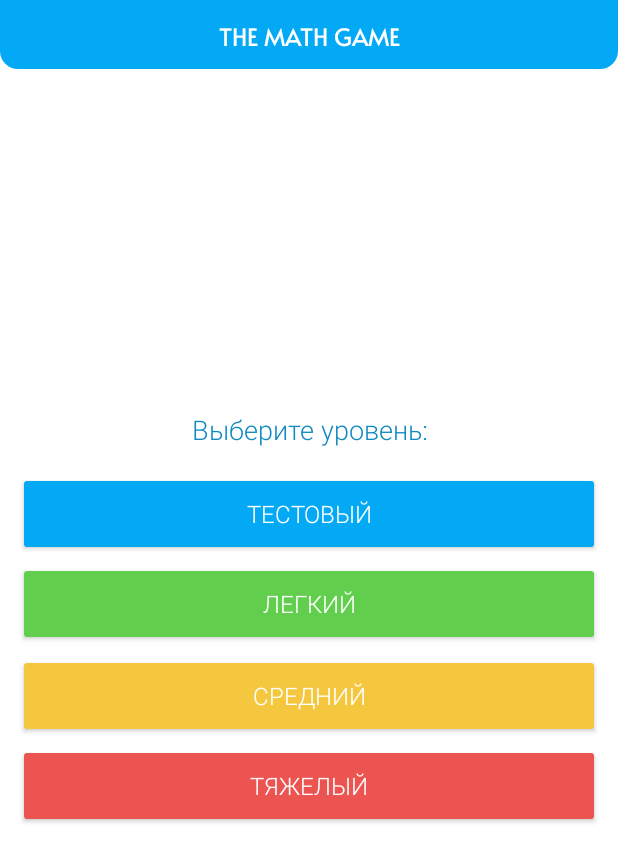
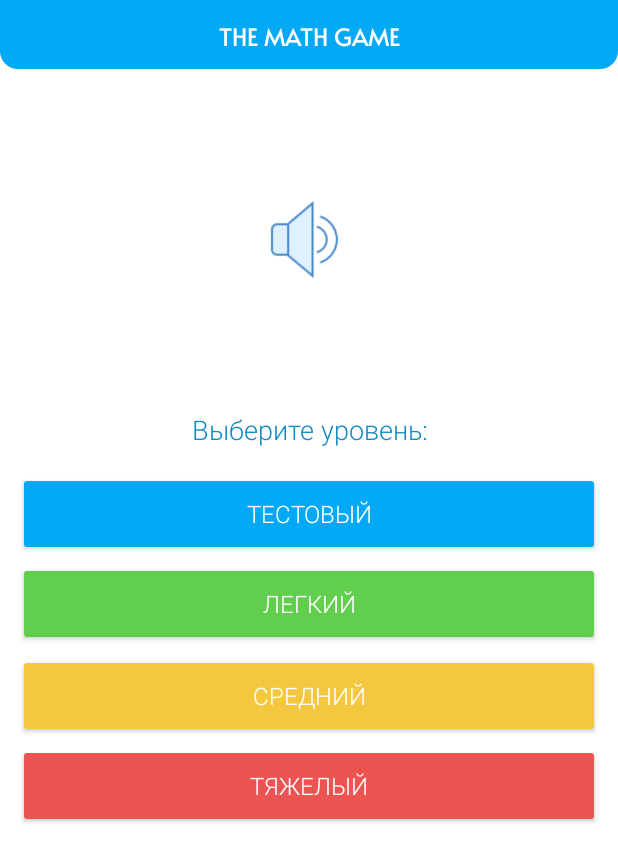
Before and after one commit to khush-byte/Composition, an Android app: the screen it shows after launch (MainActivity), after a tap on "ПОНЯТНО", on a phone screen of 412 x 824 dp. Shown: the top 862 px of the screen. Run offline under Robolectric (Android 15) with nearby library versions, the phone set to English and light mode, and no system bars.

Commit message:
jetpack navigation

```diff
--- a/app/src/main/java/com/example/composition/presentation/ChooseLevelFragment.kt
+++ b/app/src/main/java/com/example/composition/presentation/ChooseLevelFragment.kt
@@ -1,14 +1,16 @@
 package com.example.composition.presentation
 
+import android.os.Binder
 import android.os.Bundle
-import android.util.Log
 import android.view.LayoutInflater
 import android.view.View
 import android.view.ViewGroup
 import androidx.fragment.app.Fragment
+import androidx.navigation.fragment.findNavController
 import com.example.composition.R
 import com.example.composition.databinding.FragmentChooseLevelBinding
 import com.example.composition.domain.entity.Level
+import com.example.composition.presentation.GameFragment.Companion.KEY_LEVEL
 
 
 class ChooseLevelFragment : Fragment() {
@@ -27,22 +29,44 @@ class ChooseLevelFragment : Fragment() {
 
     override fun onViewCreated(view: View, savedInstanceState: Bundle?) {
         super.onViewCreated(view, savedInstanceState)
-        (activity as MainActivity?)?.playSoundtrack(true)
+        val activity = (activity as MainActivity)
         //Apply setOnClickListener over buttons
+        //Log.d("MyTestLog", activity.isMuted.toString())
         with(binding) {
             btnTestLevel.setOnClickListener { launchGameFragment(Level.TEST) }
             btnEasyLevel.setOnClickListener { launchGameFragment(Level.EASY) }
             btnNormalLevel.setOnClickListener { launchGameFragment(Level.NORMAL) }
             btnHardLevel.setOnClickListener { launchGameFragment(Level.HARD) }
+            if (activity.isMuted) {
+                btnSound.setImageResource(R.drawable.audio_off)
+            } else {
+                btnSound.setImageResource(R.drawable.audio_on)
+                activity.playSoundtrack(true)
+            }
+            btnSound.setOnClickListener {
+                if (!activity.isMuted) {
+                    btnSound.setImageResource(R.drawable.audio_off)
+                    activity.playSoundtrack(false)
+                    activity.isMuted = true
+                } else {
+                    btnSound.setImageResource(R.drawable.audio_on)
+                    activity.playSoundtrack(true)
+                    activity.isMuted = false
+                }
+            }
         }
     }
 
     private fun launchGameFragment(level: Level) {
         //Log.d("MyTestLog", level.name)
-        requireActivity().supportFragmentManager.beginTransaction()
+        /*requireActivity().supportFragmentManager.beginTransaction()
             .replace(R.id.main_container, GameFragment.newInstance(level))
             .addToBackStack(GameFragment.NAME)
-            .commit()
+            .commit()*/
+        val args = Bundle().apply {
+            putParcelable(KEY_LEVEL, level)
+        }
+        findNavController().navigate(R.id.action_chooseLevelFragment_to_gameFragment, args)
     }
 
     override fun onDestroy() {
--- a/app/src/main/java/com/example/composition/presentation/MainActivity.kt
+++ b/app/src/main/java/com/example/composition/presentation/MainActivity.kt
@@ -9,6 +9,7 @@ import com.example.composition.R
 class MainActivity : AppCompatActivity() {
     private lateinit var player: MediaPlayer
     private var currentPos = 0
+    var isMuted = false
 
     override fun onCreate(savedInstanceState: Bundle?) {
         super.onCreate(savedInstanceState)
--- a/app/src/main/java/com/example/composition/presentation/WelcomeFragment.kt
+++ b/app/src/main/java/com/example/composition/presentation/WelcomeFragment.kt
@@ -5,6 +5,7 @@ import android.view.LayoutInflater
 import android.view.View
 import android.view.ViewGroup
 import androidx.fragment.app.Fragment
+import androidx.navigation.fragment.findNavController
 import com.example.composition.R
 import com.example.composition.databinding.FragmentWelcomeBinding
 
@@ -33,10 +34,11 @@ class WelcomeFragment : Fragment() {
     }
 
     private fun launchChooseLevelFragment(){
-        requireActivity().supportFragmentManager.beginTransaction()
+        /*requireActivity().supportFragmentManager.beginTransaction()
             .replace(R.id.main_container, ChooseLevelFragment.newInstance())
             .addToBackStack(ChooseLevelFragment.NAME)
-            .commit()
+            .commit()*/
+        findNavController().navigate(R.id.action_welcomeFragment_to_chooseLevelFragment)
     }
 
     override fun onDestroy() {
--- a/app/src/main/res/layout/activity_main.xml
+++ b/app/src/main/res/layout/activity_main.xml
@@ -36,7 +36,7 @@
 
     <androidx.fragment.app.FragmentContainerView
         android:id="@+id/main_container"
-        android:name="com.example.composition.presentation.WelcomeFragment"
+        android:name="androidx.navigation.fragment.NavHostFragment"
         android:layout_width="0dp"
         android:layout_height="0dp"
         app:layout_constraintBottom_toBottomOf="parent"
@@ -44,5 +44,7 @@
         app:layout_constraintHorizontal_bias="0.5"
         app:layout_constraintStart_toStartOf="parent"
         app:layout_constraintTop_toBottomOf="@+id/constraintLayout"
-        tools:layout="@layout/fragment_welcome" />
+        app:defaultNavHost="true"
+        app:navGraph="@navigation/main_navigation"
+        tools:context=".presentation.MainActivity"/>
 </androidx.constraintlayout.widget.ConstraintLayout>
--- a/app/src/main/res/layout/fragment_choose_level.xml
+++ b/app/src/main/res/layout/fragment_choose_level.xml
@@ -10,6 +10,22 @@
     <androidx.constraintlayout.widget.ConstraintLayout
         android:layout_width="match_parent"
         android:layout_height="match_parent">
+
+        <ImageButton
+            android:id="@+id/btn_sound"
+            style="@android:style/Widget.Holo.Light.ImageButton"
+            android:layout_width="54dp"
+            android:layout_height="54dp"
+            android:background="#00FFFFFF"
+            android:contentDescription="@string/app_name"
+            android:scaleType="fitCenter"
+            android:src="@drawable/audio_on"
+            app:layout_constraintBottom_toTopOf="@+id/textView4"
+            app:layout_constraintEnd_toEndOf="parent"
+            app:layout_constraintHorizontal_bias="0.5"
+            app:layout_constraintStart_toStartOf="parent"
+            app:layout_constraintTop_toTopOf="parent"
+            app:layout_constraintVertical_bias="0.5" />
 
         <TextView
             android:id="@+id/textView4"
--- /dev/null
+++ b/app/src/main/res/navigation/main_navigation.xml
@@ -0,0 +1,39 @@
+<?xml version="1.0" encoding="utf-8"?>
+<navigation xmlns:android="http://schemas.android.com/apk/res/android"
+    xmlns:app="http://schemas.android.com/apk/res-auto"
+    xmlns:tools="http://schemas.android.com/tools"
+    android:id="@+id/main_navigation"
+    app:startDestination="@id/welcomeFragment">
+
+    <fragment
+        android:id="@+id/welcomeFragment"
+        android:name="com.example.composition.presentation.WelcomeFragment"
+        android:label="WelcomeFragment" >
+        <action
+            android:id="@+id/action_welcomeFragment_to_chooseLevelFragment"
+            app:destination="@id/chooseLevelFragment" />
+    </fragment>
+    <fragment
+        android:id="@+id/chooseLevelFragment"
+        android:name="com.example.composition.presentation.ChooseLevelFragment"
+        android:label="fragment_choose_level"
+        tools:layout="@layout/fragment_choose_level" >
+        <action
+            android:id="@+id/action_chooseLevelFragment_to_gameFragment"
+            app:destination="@id/gameFragment" />
+    </fragment>
+    <fragment
+        android:id="@+id/gameFragment"
+        android:name="com.example.composition.presentation.GameFragment"
+        android:label="GameFragment" >
+        <action
+            android:id="@+id/action_gameFragment_to_gameFinishedFragment"
+            app:destination="@id/gameFinishedFragment"
+            app:popUpTo="@id/gameFragment"
+            app:popUpToInclusive="true" />
+    </fragment>
+    <fragment
+        android:id="@+id/gameFinishedFragment"
+        android:name="com.example.composition.presentation.GameFinishedFragment"
+        android:label="GameFinishedFragment" />
+</navigation>
```
Also changed, not shown: app/build.gradle (+10 -6 lines), app/src/main/java/com/example/composition/presentation/GameFinishedFragment.kt (+11 -6 lines), app/src/main/java/com/example/composition/presentation/GameFragment.kt (+25 -12 lines), app/src/main/java/com/example/composition/presentation/GameViewModel.kt (+30 -24 lines), app/src/main/java/com/example/composition/presentation/GameViewModelFactory.kt (added, +19 -0 lines), app/src/main/res/drawable/audio_off.png (added), app/src/main/res/drawable/audio_on.png (added).
